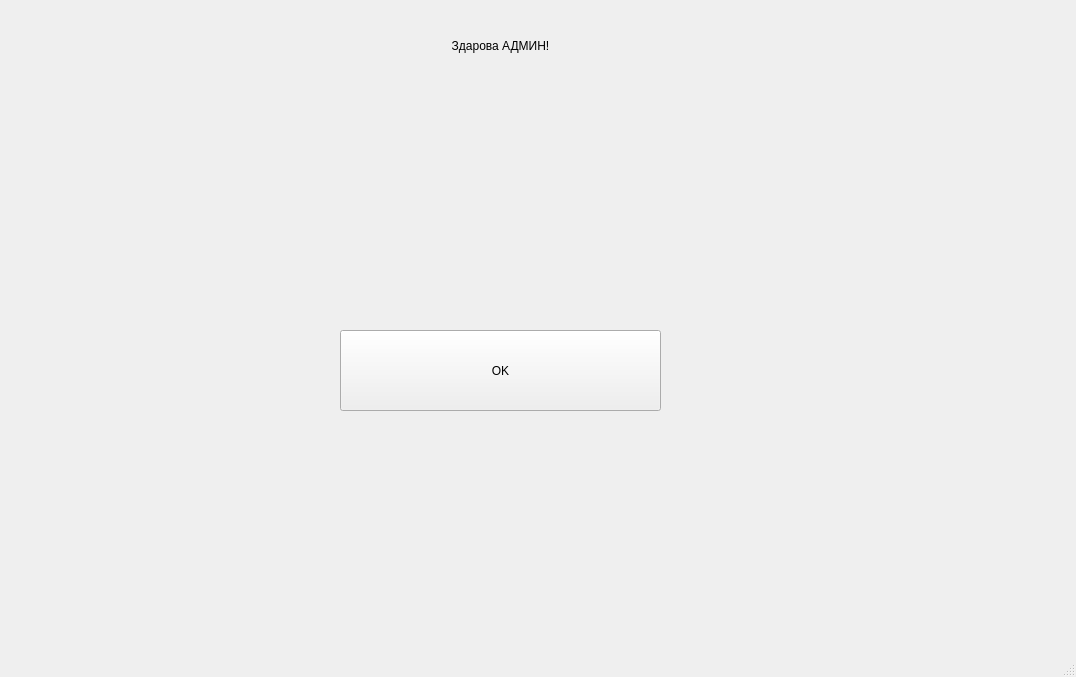
First picture: the form in designer/LK_admin.ui, repository berkovskiy/GUI_staff_work, before the edit.
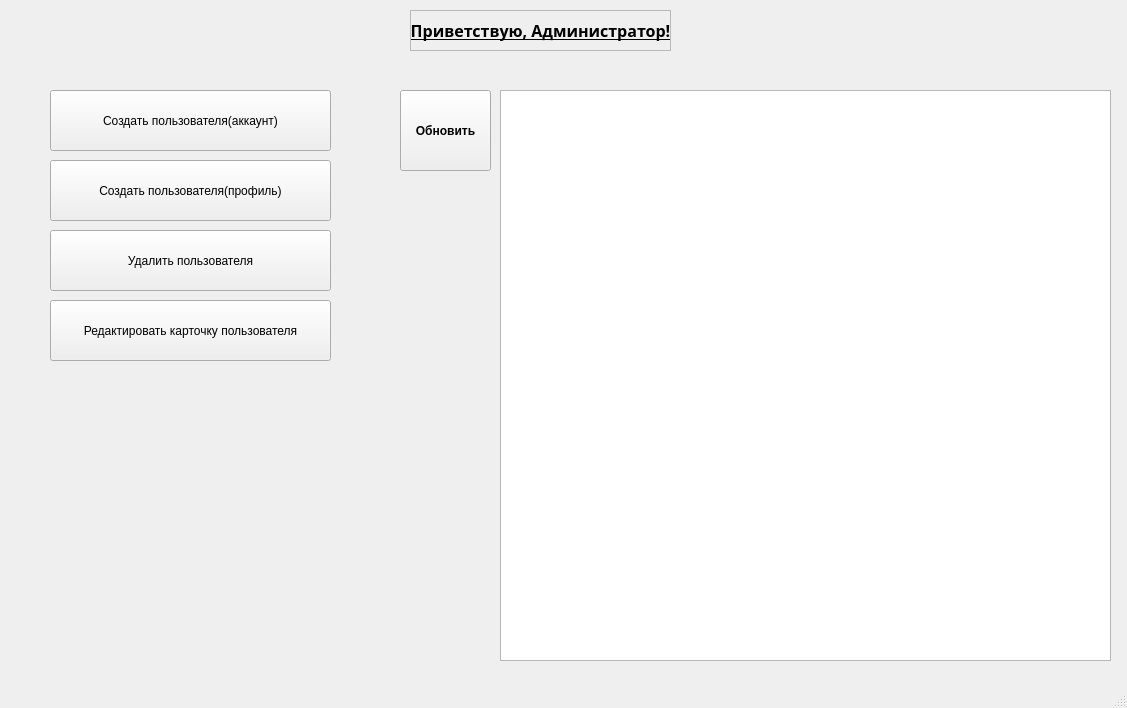
Second picture: the form after the edit.

Commit message: В части БД - добавлена новая таблица user_data, в которой хранятся пользовательские данные. Создана связь между таблице user_data и accaunt по полю ID В части кода - добавлен новый запрос селект по поиску пользовательских данных Так же добавлена проверка условий на соответствие определенного окна GUI для каждого пользователя. Будет реализовао открытие индивидуального окна для каждого пользователя

Patch:
```diff
--- a/designer/LK_admin.ui
+++ b/designer/LK_admin.ui
@@ -6,38 +6,42 @@
    <rect>
     <x>0</x>
     <y>0</y>
-    <width>1076</width>
-    <height>677</height>
+    <width>1127</width>
+    <height>708</height>
    </rect>
   </property>
   <property name="windowTitle">
    <string>MainWindow</string>
   </property>
   <widget class="QWidget" name="centralwidget">
-   <widget class="QPushButton" name="pushButton">
-    <property name="geometry">
-     <rect>
-      <x>340</x>
-      <y>330</y>
-      <width>321</width>
-      <height>81</height>
-     </rect>
-    </property>
-    <property name="text">
-     <string>OK</string>
-    </property>
-   </widget>
    <widget class="QLabel" name="label">
     <property name="geometry">
      <rect>
       <x>410</x>
       <y>10</y>
-      <width>181</width>
-      <height>71</height>
+      <width>261</width>
+      <height>41</height>
      </rect>
     </property>
+    <property name="font">
+     <font>
+      <family>Agency FB</family>
+      <pointsize>12</pointsize>
+      <weight>75</weight>
+      <italic>false</italic>
+      <bold>true</bold>
+      <underline>true</underline>
+      <stylestrategy>PreferDefault</stylestrategy>
+     </font>
+    </property>
+    <property name="autoFillBackground">
+     <bool>false</bool>
+    </property>
+    <property name="frameShape">
+     <enum>QFrame::StyledPanel</enum>
+    </property>
     <property name="text">
-     <string>Здарова АДМИН!</string>
+     <string>Приветствую, Администратор!</string>
     </property>
     <property name="alignment">
      <set>Qt::AlignCenter</set>
@@ -46,6 +50,93 @@
      <bool>false</bool>
     </property>
    </widget>
+   <widget class="QTableWidget" name="tableWidget">
+    <property name="geometry">
+     <rect>
+      <x>500</x>
+      <y>90</y>
+      <width>611</width>
+      <height>571</height>
+     </rect>
+    </property>
+    <attribute name="horizontalHeaderCascadingSectionResizes">
+     <bool>false</bool>
+    </attribute>
+   </widget>
+   <widget class="QPushButton" name="pushButton">
+    <property name="geometry">
+     <rect>
+      <x>50</x>
+      <y>90</y>
+      <width>281</width>
+      <height>61</height>
+     </rect>
+    </property>
+    <property name="text">
+     <string>Создать пользователя(аккаунт)</string>
+    </property>
+   </widget>
+   <widget class="QPushButton" name="pushButton_2">
+    <property name="geometry">
+     <rect>
+      <x>50</x>
+      <y>230</y>
+      <width>281</width>
+      <height>61</height>
+     </rect>
+    </property>
+    <property name="text">
+     <string>Удалить пользователя</string>
+    </property>
+   </widget>
+   <widget class="QPushButton" name="pushButton_3">
+    <property name="geometry">
+     <rect>
+      <x>50</x>
+      <y>300</y>
+      <width>281</width>
+      <height>61</height>
+     </rect>
+    </property>
+    <property name="text">
+     <string>Редактировать карточку пользователя</string>
+    </property>
+   </widget>
+   <widget class="QPushButton" name="pushButton_4">
+    <property name="geometry">
+     <rect>
+      <x>400</x>
+      <y>90</y>
+      <width>91</width>
+      <height>81</height>
+     </rect>
+    </property>
+    <property name="font">
+     <font>
+      <weight>75</weight>
+      <italic>false</italic>
+      <bold>true</bold>
+      <underline>false</underline>
+      <strikeout>false</strikeout>
+     </font>
+    </property>
+    <property name="text">
+     <string>Обновить</string>
+    </property>
+   </widget>
+   <widget class="QPushButton" name="pushButton_5">
+    <property name="geometry">
+     <rect>
+      <x>50</x>
+      <y>160</y>
+      <width>281</width>
+      <height>61</height>
+     </rect>
+    </property>
+    <property name="text">
+     <string>Создать пользователя(профиль)</string>
+    </property>
+   </widget>
   </widget>
   <widget class="QMenuBar" name="menubar">
    <property name="geometry">
```
Left out of the diff: 2 changed lines with no effect on the pictures. The commit also changes 4 other files.
